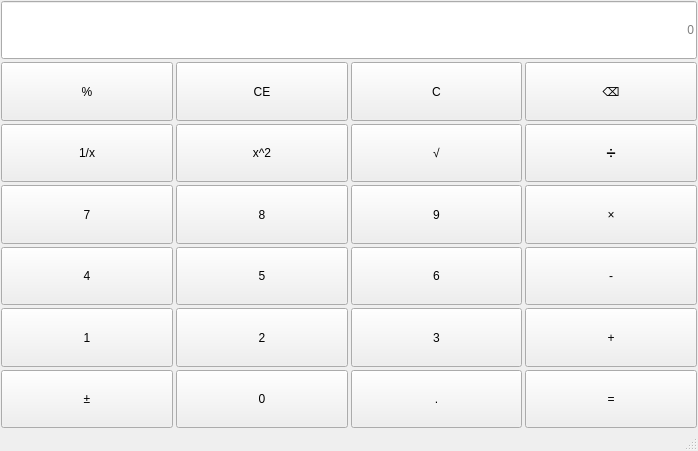
First picture: the form in Lab1/mainwindow.ui, repository anchorkiki/qt_workspace_git, before the edit.
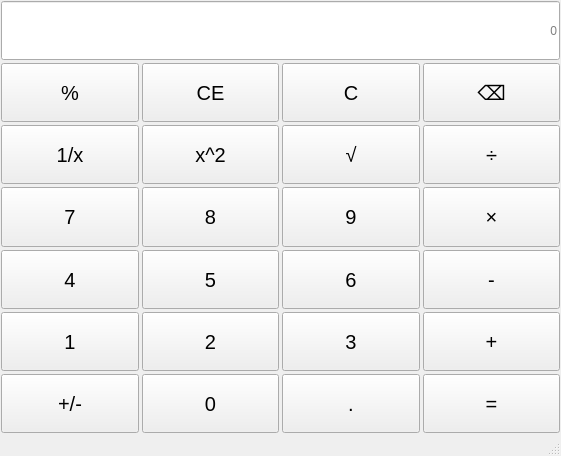
Second picture: the form after the edit.

```diff
--- a/Lab1/mainwindow.ui
+++ b/Lab1/mainwindow.ui
@@ -6,8 +6,8 @@
    <rect>
     <x>0</x>
     <y>0</y>
-    <width>698</width>
-    <height>451</height>
+    <width>561</width>
+    <height>456</height>
    </rect>
   </property>
   <property name="windowTitle">
@@ -31,102 +31,281 @@
      <number>1</number>
     </property>
     <item>
-     <layout class="QGridLayout" name="gridLayout_2">
+     <layout class="QGridLayout" name="gridLayout_4">
+      <item row="4" column="2">
+       <widget class="QPushButton" name="btnNum6">
+        <property name="sizePolicy">
+         <sizepolicy hsizetype="Minimum" vsizetype="Minimum">
+          <horstretch>0</horstretch>
+          <verstretch>0</verstretch>
+         </sizepolicy>
+        </property>
+        <property name="font">
+         <font>
+          <pointsize>15</pointsize>
+         </font>
+        </property>
+        <property name="text">
+         <string>6</string>
+        </property>
+       </widget>
+      </item>
+      <item row="5" column="3">
+       <widget class="QPushButton" name="btnPlus">
+        <property name="sizePolicy">
+         <sizepolicy hsizetype="Minimum" vsizetype="Minimum">
+          <horstretch>0</horstretch>
+          <verstretch>0</verstretch>
+         </sizepolicy>
+        </property>
+        <property name="font">
+         <font>
+          <pointsize>15</pointsize>
+         </font>
+        </property>
+        <property name="text">
+         <string>+</string>
+        </property>
+       </widget>
+      </item>
       <item row="2" column="0">
-       <widget class="QPushButton" name="butInverse">
+       <widget class="QPushButton" name="btnInverse">
         <property name="sizePolicy">
-         <sizepolicy hsizetype="Minimum" vsizetype="Preferred">
+         <sizepolicy hsizetype="Minimum" vsizetype="Minimum">
           <horstretch>0</horstretch>
           <verstretch>0</verstretch>
          </sizepolicy>
         </property>
+        <property name="font">
+         <font>
+          <pointsize>15</pointsize>
+         </font>
+        </property>
         <property name="text">
          <string>1/x</string>
         </property>
        </widget>
       </item>
+      <item row="1" column="1">
+       <widget class="QPushButton" name="btnClear">
+        <property name="sizePolicy">
+         <sizepolicy hsizetype="Minimum" vsizetype="Minimum">
+          <horstretch>0</horstretch>
+          <verstretch>0</verstretch>
+         </sizepolicy>
+        </property>
+        <property name="font">
+         <font>
+          <pointsize>15</pointsize>
+         </font>
+        </property>
+        <property name="text">
+         <string>CE</string>
+        </property>
+       </widget>
+      </item>
       <item row="4" column="0">
-       <widget class="QPushButton" name="but4">
+       <widget class="QPushButton" name="btnNum4">
         <property name="sizePolicy">
-         <sizepolicy hsizetype="Minimum" vsizetype="Preferred">
+         <sizepolicy hsizetype="Minimum" vsizetype="Minimum">
           <horstretch>0</horstretch>
           <verstretch>0</verstretch>
          </sizepolicy>
         </property>
+        <property name="font">
+         <font>
+          <pointsize>15</pointsize>
+         </font>
+        </property>
         <property name="text">
          <string>4</string>
         </property>
        </widget>
       </item>
-      <item row="5" column="2">
-       <widget class="QPushButton" name="but3">
+      <item row="1" column="2">
+       <widget class="QPushButton" name="btnClearAll">
         <property name="sizePolicy">
-         <sizepolicy hsizetype="Minimum" vsizetype="Preferred">
+         <sizepolicy hsizetype="Minimum" vsizetype="Minimum">
           <horstretch>0</horstretch>
           <verstretch>0</verstretch>
          </sizepolicy>
         </property>
+        <property name="font">
+         <font>
+          <pointsize>15</pointsize>
+         </font>
+        </property>
         <property name="text">
-         <string>3</string>
+         <string>C</string>
         </property>
        </widget>
       </item>
       <item row="4" column="1">
-       <widget class="QPushButton" name="but5">
+       <widget class="QPushButton" name="btnNum5">
         <property name="sizePolicy">
-         <sizepolicy hsizetype="Minimum" vsizetype="Preferred">
+         <sizepolicy hsizetype="Minimum" vsizetype="Minimum">
           <horstretch>0</horstretch>
           <verstretch>0</verstretch>
          </sizepolicy>
         </property>
+        <property name="font">
+         <font>
+          <pointsize>15</pointsize>
+         </font>
+        </property>
         <property name="text">
          <string>5</string>
         </property>
        </widget>
       </item>
-      <item row="4" column="2">
-       <widget class="QPushButton" name="but6">
+      <item row="6" column="3">
+       <widget class="QPushButton" name="btnEqual">
         <property name="sizePolicy">
-         <sizepolicy hsizetype="Minimum" vsizetype="Preferred">
+         <sizepolicy hsizetype="Minimum" vsizetype="Minimum">
           <horstretch>0</horstretch>
           <verstretch>0</verstretch>
          </sizepolicy>
         </property>
+        <property name="font">
+         <font>
+          <pointsize>15</pointsize>
+         </font>
+        </property>
         <property name="text">
-         <string>6</string>
+         <string>=</string>
         </property>
        </widget>
       </item>
       <item row="3" column="2">
-       <widget class="QPushButton" name="but9">
+       <widget class="QPushButton" name="btnNum9">
         <property name="sizePolicy">
-         <sizepolicy hsizetype="Minimum" vsizetype="Preferred">
+         <sizepolicy hsizetype="Minimum" vsizetype="Minimum">
           <horstretch>0</horstretch>
           <verstretch>0</verstretch>
          </sizepolicy>
         </property>
+        <property name="font">
+         <font>
+          <pointsize>15</pointsize>
+         </font>
+        </property>
         <property name="text">
          <string>9</string>
         </property>
        </widget>
       </item>
-      <item row="3" column="3">
-       <widget class="QPushButton" name="butMultiply">
+      <item row="2" column="1">
+       <widget class="QPushButton" name="btnSquare">
         <property name="sizePolicy">
-         <sizepolicy hsizetype="Minimum" vsizetype="Preferred">
+         <sizepolicy hsizetype="Minimum" vsizetype="Minimum">
           <horstretch>0</horstretch>
           <verstretch>0</verstretch>
          </sizepolicy>
         </property>
+        <property name="font">
+         <font>
+          <pointsize>15</pointsize>
+         </font>
+        </property>
         <property name="text">
-         <string>×</string>
+         <string>x^2</string>
+        </property>
+       </widget>
+      </item>
+      <item row="3" column="0">
+       <widget class="QPushButton" name="btnNum7">
+        <property name="sizePolicy">
+         <sizepolicy hsizetype="Minimum" vsizetype="Minimum">
+          <horstretch>0</horstretch>
+          <verstretch>0</verstretch>
+         </sizepolicy>
+        </property>
+        <property name="font">
+         <font>
+          <pointsize>15</pointsize>
+         </font>
+        </property>
+        <property name="text">
+         <string>7</string>
+        </property>
+       </widget>
+      </item>
+      <item row="2" column="3">
+       <widget class="QPushButton" name="btnDivide">
+        <property name="sizePolicy">
+         <sizepolicy hsizetype="Minimum" vsizetype="Minimum">
+          <horstretch>0</horstretch>
+          <verstretch>0</verstretch>
+         </sizepolicy>
+        </property>
+        <property name="font">
+         <font>
+          <pointsize>15</pointsize>
+         </font>
+        </property>
+        <property name="text">
+         <string>÷</string>
+        </property>
+       </widget>
+      </item>
+      <item row="4" column="3">
+       <widget class="QPushButton" name="btnMinus">
+        <property name="sizePolicy">
+         <sizepolicy hsizetype="Minimum" vsizetype="Minimum">
+          <horstretch>0</horstretch>
+          <verstretch>0</verstretch>
+         </sizepolicy>
+        </property>
+        <property name="font">
+         <font>
+          <pointsize>15</pointsize>
+         </font>
+        </property>
+        <property name="text">
+         <string>-</string>
+        </property>
+       </widget>
+      </item>
+      <item row="5" column="1">
+       <widget class="QPushButton" name="btnNum2">
+        <property name="sizePolicy">
+         <sizepolicy hsizetype="Minimum" vsizetype="Minimum">
+          <horstretch>0</horstretch>
+          <verstretch>0</verstretch>
+         </sizepolicy>
+        </property>
+        <property name="font">
+         <font>
+          <pointsize>15</pointsize>
+         </font>
+        </property>
+        <property name="text">
+         <string>2</string>
+        </property>
+       </widget>
+      </item>
+      <item row="2" column="2">
+       <widget class="QPushButton" name="btnSqrt">
+        <property name="sizePolicy">
+         <sizepolicy hsizetype="Minimum" vsizetype="Minimum">
+          <horstretch>0</horstretch>
+          <verstretch>0</verstretch>
+         </sizepolicy>
+        </property>
+        <property name="font">
+         <font>
+          <pointsize>15</pointsize>
+         </font>
+        </property>
+        <property name="text">
+         <string>√</string>
         </property>
        </widget>
       </item>
       <item row="0" column="0" colspan="4">
        <widget class="QLineEdit" name="display">
         <property name="sizePolicy">
-         <sizepolicy hsizetype="Expanding" vsizetype="Preferred">
+         <sizepolicy hsizetype="Minimum" vsizetype="Preferred">
           <horstretch>0</horstretch>
           <verstretch>0</verstretch>
          </sizepolicy>
@@ -139,227 +318,168 @@
         </property>
        </widget>
       </item>
+      <item row="6" column="2">
+       <widget class="QPushButton" name="btnPoint">
+        <property name="sizePolicy">
+         <sizepolicy hsizetype="Minimum" vsizetype="Minimum">
+          <horstretch>0</horstretch>
+          <verstretch>0</verstretch>
+         </sizepolicy>
+        </property>
+        <property name="font">
+         <font>
+          <pointsize>15</pointsize>
+         </font>
+        </property>
+        <property name="text">
+         <string>.</string>
+        </property>
+       </widget>
+      </item>
       <item row="1" column="3">
-       <widget class="QPushButton" name="butDelete">
+       <widget class="QPushButton" name="btnDel">
         <property name="sizePolicy">
-         <sizepolicy hsizetype="Minimum" vsizetype="Preferred">
+         <sizepolicy hsizetype="Minimum" vsizetype="Minimum">
           <horstretch>0</horstretch>
           <verstretch>0</verstretch>
          </sizepolicy>
         </property>
+        <property name="font">
+         <font>
+          <pointsize>15</pointsize>
+         </font>
+        </property>
         <property name="text">
          <string>⌫</string>
         </property>
        </widget>
       </item>
       <item row="6" column="0">
-       <widget class="QPushButton" name="butMinus">
+       <widget class="QPushButton" name="btnSign">
         <property name="sizePolicy">
-         <sizepolicy hsizetype="Minimum" vsizetype="Preferred">
+         <sizepolicy hsizetype="Minimum" vsizetype="Minimum">
           <horstretch>0</horstretch>
           <verstretch>0</verstretch>
          </sizepolicy>
         </property>
+        <property name="font">
+         <font>
+          <pointsize>15</pointsize>
+         </font>
+        </property>
         <property name="text">
-         <string>±</string>
+         <string>+/-</string>
         </property>
        </widget>
       </item>
       <item row="3" column="1">
-       <widget class="QPushButton" name="but8">
+       <widget class="QPushButton" name="btnNum8">
         <property name="sizePolicy">
-         <sizepolicy hsizetype="Minimum" vsizetype="Preferred">
+         <sizepolicy hsizetype="Minimum" vsizetype="Minimum">
           <horstretch>0</horstretch>
           <verstretch>0</verstretch>
          </sizepolicy>
         </property>
+        <property name="font">
+         <font>
+          <pointsize>15</pointsize>
+         </font>
+        </property>
         <property name="text">
          <string>8</string>
         </property>
        </widget>
       </item>
-      <item row="6" column="3">
-       <widget class="QPushButton" name="butEqual">
-        <property name="sizePolicy">
-         <sizepolicy hsizetype="Minimum" vsizetype="Preferred">
-          <horstretch>0</horstretch>
-          <verstretch>0</verstretch>
-         </sizepolicy>
-        </property>
-        <property name="text">
-         <string>=</string>
-        </property>
-       </widget>
-      </item>
-      <item row="1" column="1">
-       <widget class="QPushButton" name="butCE">
-        <property name="sizePolicy">
-         <sizepolicy hsizetype="Minimum" vsizetype="Preferred">
-          <horstretch>0</horstretch>
-          <verstretch>0</verstretch>
-         </sizepolicy>
-        </property>
-        <property name="text">
-         <string>CE</string>
-        </property>
-       </widget>
-      </item>
-      <item row="6" column="1">
-       <widget class="QPushButton" name="but0">
-        <property name="sizePolicy">
-         <sizepolicy hsizetype="Minimum" vsizetype="Preferred">
-          <horstretch>0</horstretch>
-          <verstretch>0</verstretch>
-         </sizepolicy>
-        </property>
-        <property name="text">
-         <string>0</string>
-        </property>
-       </widget>
-      </item>
-      <item row="4" column="3">
-       <widget class="QPushButton" name="butSubtract">
-        <property name="sizePolicy">
-         <sizepolicy hsizetype="Minimum" vsizetype="Preferred">
-          <horstretch>0</horstretch>
-          <verstretch>0</verstretch>
-         </sizepolicy>
-        </property>
-        <property name="text">
-         <string>-</string>
-        </property>
-       </widget>
-      </item>
-      <item row="2" column="3">
-       <widget class="QPushButton" name="butDivide">
-        <property name="sizePolicy">
-         <sizepolicy hsizetype="Minimum" vsizetype="Preferred">
-          <horstretch>0</horstretch>
-          <verstretch>0</verstretch>
-         </sizepolicy>
-        </property>
-        <property name="text">
-         <string>➗</string>
-        </property>
-       </widget>
-      </item>
-      <item row="1" column="2">
-       <widget class="QPushButton" name="butC">
-        <property name="sizePolicy">
-         <sizepolicy hsizetype="Minimum" vsizetype="Preferred">
-          <horstretch>0</horstretch>
-          <verstretch>0</verstretch>
-         </sizepolicy>
-        </property>
-        <property name="text">
-         <string>C</string>
-        </property>
-       </widget>
-      </item>
-      <item row="3" column="0">
-       <widget class="QPushButton" name="but7">
-        <property name="sizePolicy">
-         <sizepolicy hsizetype="Minimum" vsizetype="Preferred">
-          <horstretch>0</horstretch>
-          <verstretch>0</verstretch>
-         </sizepolicy>
-        </property>
-        <property name="text">
-         <string>7</string>
-        </property>
-       </widget>
-      </item>
       <item row="5" column="0">
-       <widget class="QPushButton" name="but1">
+       <widget class="QPushButton" name="btnNum1">
         <property name="sizePolicy">
-         <sizepolicy hsizetype="Minimum" vsizetype="Preferred">
+         <sizepolicy hsizetype="Minimum" vsizetype="Minimum">
           <horstretch>0</horstretch>
           <verstretch>0</verstretch>
          </sizepolicy>
         </property>
+        <property name="font">
+         <font>
+          <pointsize>15</pointsize>
+         </font>
+        </property>
         <property name="text">
          <string>1</string>
         </property>
        </widget>
       </item>
-      <item row="2" column="1">
-       <widget class="QPushButton" name="butSquare">
+      <item row="6" column="1">
+       <widget class="QPushButton" name="btnNum0">
         <property name="sizePolicy">
-         <sizepolicy hsizetype="Minimum" vsizetype="Preferred">
+         <sizepolicy hsizetype="Minimum" vsizetype="Minimum">
           <horstretch>0</horstretch>
           <verstretch>0</verstretch>
          </sizepolicy>
         </property>
+        <property name="font">
+         <font>
+          <pointsize>15</pointsize>
+         </font>
+        </property>
         <property name="text">
-         <string>x^2</string>
+         <string>0</string>
+        </property>
+       </widget>
+      </item>
+      <item row="5" column="2">
+       <widget class="QPushButton" name="btnNum3">
+        <property name="sizePolicy">
+         <sizepolicy hsizetype="Minimum" vsizetype="Minimum">
+          <horstretch>0</horstretch>
+          <verstretch>0</verstretch>
+         </sizepolicy>
+        </property>
+        <property name="font">
+         <font>
+          <pointsize>15</pointsize>
+         </font>
+        </property>
+        <property name="text">
+         <string>3</string>
+        </property>
+       </widget>
+      </item>
+      <item row="3" column="3">
+       <widget class="QPushButton" name="btnMultiple">
+        <property name="sizePolicy">
+         <sizepolicy hsizetype="Minimum" vsizetype="Minimum">
+          <horstretch>0</horstretch>
+          <verstretch>0</verstretch>
+         </sizepolicy>
+        </property>
+        <property name="font">
+         <font>
+          <pointsize>15</pointsize>
+         </font>
+        </property>
+        <property name="text">
+         <string>×</string>
         </property>
        </widget>
       </item>
       <item row="1" column="0">
-       <widget class="QPushButton" name="butPercent">
+       <widget class="QPushButton" name="btnPercentage">
         <property name="sizePolicy">
-         <sizepolicy hsizetype="Minimum" vsizetype="Preferred">
+         <sizepolicy hsizetype="Minimum" vsizetype="Minimum">
           <horstretch>0</horstretch>
           <verstretch>0</verstretch>
          </sizepolicy>
         </property>
+        <property name="font">
+         <font>
+          <pointsize>15</pointsize>
+         </font>
+        </property>
         <property name="text">
          <string>%</string>
         </property>
        </widget>
       </item>
-      <item row="2" column="2">
-       <widget class="QPushButton" name="butSquareRoot">
-        <property name="sizePolicy">
-         <sizepolicy hsizetype="Minimum" vsizetype="Preferred">
-          <horstretch>0</horstretch>
-          <verstretch>0</verstretch>
-         </sizepolicy>
-        </property>
-        <property name="text">
-         <string>√</string>
-        </property>
-       </widget>
-      </item>
-      <item row="6" column="2">
-       <widget class="QPushButton" name="butPoint">
-        <property name="sizePolicy">
-         <sizepolicy hsizetype="Minimum" vsizetype="Preferred">
-          <horstretch>0</horstretch>
-          <verstretch>0</verstretch>
-         </sizepolicy>
-        </property>
-        <property name="text">
-         <string>.</string>
-        </property>
-       </widget>
-      </item>
-      <item row="5" column="1">
-       <widget class="QPushButton" name="but2">
-        <property name="sizePolicy">
-         <sizepolicy hsizetype="Minimum" vsizetype="Preferred">
-          <horstretch>0</horstretch>
-          <verstretch>0</verstretch>
-         </sizepolicy>
-        </property>
-        <property name="text">
-         <string>2</string>
-        </property>
-       </widget>
-      </item>
-      <item row="5" column="3">
-       <widget class="QPushButton" name="butPlus">
-        <property name="sizePolicy">
-         <sizepolicy hsizetype="Minimum" vsizetype="Preferred">
-          <horstretch>0</horstretch>
-          <verstretch>0</verstretch>
-         </sizepolicy>
-        </property>
-        <property name="text">
-         <string>+</string>
-        </property>
-       </widget>
-      </item>
      </layout>
     </item>
    </layout>
```
Left out of the diff: 2 changed lines with no effect on the pictures.
